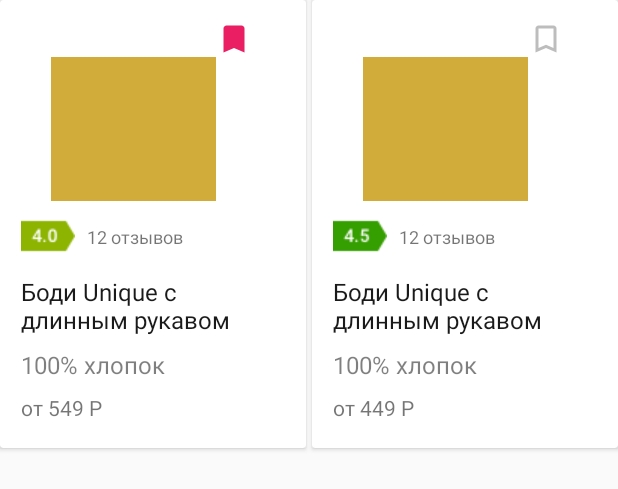
After one commit to nafarya/MarketForMoms, an Android app: the layout products_cards.xml on its own in the app's theme, with its tools: preview values and no code run, on a phone screen of 412 x 824 dp. The commit adds this screen. Shown: the top 489 px of the screen. Run offline under Robolectric (Android 15) with nearby library versions, the phone set to English and light mode, and no system bars.

Commit message:
add product_card to advice detail

```diff
--- /dev/null
+++ b/app/src/main/res/drawable/ic_bookmark_black_24dp.xml
@@ -0,0 +1,9 @@
+<vector xmlns:android="http://schemas.android.com/apk/res/android"
+        android:width="24dp"
+        android:height="24dp"
+        android:viewportWidth="24.0"
+        android:viewportHeight="24.0">
+    <path
+        android:fillColor="#e91e63"
+        android:pathData="M17,3H7c-1.1,0 -1.99,0.9 -1.99,2L5,21l7,-3 7,3V5c0,-1.1 -0.9,-2 -2,-2z"/>
+</vector>
--- /dev/null
+++ b/app/src/main/res/drawable/ic_bookmark_border_black_24dp.xml
@@ -0,0 +1,9 @@
+<vector xmlns:android="http://schemas.android.com/apk/res/android"
+        android:width="24dp"
+        android:height="24dp"
+        android:viewportWidth="24.0"
+        android:viewportHeight="24.0">
+    <path
+        android:fillColor="#bdbdbd"
+        android:pathData="M17,3L7,3c-1.1,0 -1.99,0.9 -1.99,2L5,21l7,-3 7,3L19,5c0,-1.1 -0.9,-2 -2,-2zM17,18l-5,-2.18L7,18L7,5h10v13z"/>
+</vector>
--- /dev/null
+++ b/app/src/main/res/layout/products_cards.xml
@@ -0,0 +1,180 @@
+<?xml version="1.0" encoding="utf-8"?>
+<RelativeLayout xmlns:android="http://schemas.android.com/apk/res/android"
+    android:orientation="horizontal" android:layout_width="match_parent"
+    android:layout_height="match_parent">
+
+    <LinearLayout
+        android:layout_width="1dp"
+        android:layout_height="wrap_content"
+        android:layout_centerHorizontal="true"
+        android:id="@+id/center_position"
+        android:orientation="vertical">
+    </LinearLayout>
+
+    <android.support.v7.widget.CardView
+        android:layout_width="match_parent"
+        android:layout_height="wrap_content"
+        android:layout_toLeftOf="@+id/center_position"
+        android:layout_marginRight="1dp"
+        android:layout_marginBottom="16dp">
+
+        <LinearLayout
+            android:layout_width="match_parent"
+            android:layout_height="match_parent"
+            android:orientation="vertical"
+            android:layout_marginBottom="17dp">
+
+            <LinearLayout
+                android:layout_width="wrap_content"
+                android:layout_height="wrap_content"
+                android:orientation="horizontal">
+
+                <ImageView
+                    android:layout_width="110dp"
+                    android:layout_height="96dp"
+                    android:layout_marginLeft="34dp"
+                    android:layout_marginTop="38dp"
+                    android:background="@color/colorPrimaryDark"/>
+
+                <Button
+                    android:layout_width="24dp"
+                    android:layout_height="24dp"
+                    android:background="@drawable/ic_bookmark_black_24dp"
+                    android:layout_marginTop="14dp"
+                    android:layout_marginRight="14dp"/>
+            </LinearLayout>
+
+            <LinearLayout
+                android:layout_width="match_parent"
+                android:layout_height="36dp"
+                android:layout_marginTop="5dp">
+
+                <ImageView
+                    android:layout_width="wrap_content"
+                    android:layout_height="match_parent"
+                    android:background="@drawable/icon_rating_40"
+                    android:layout_marginLeft="14dp"/>
+
+                <TextView
+                    android:layout_width="wrap_content"
+                    android:layout_height="16dp"
+                    android:layout_marginTop="10dp"
+                    android:layout_marginBottom="10dp"
+                    android:layout_marginLeft="8dp"
+                    android:text="@string/twelve_comments"
+                    android:textSize="12sp"/>
+            </LinearLayout>
+
+            <TextView
+                android:layout_width="match_parent"
+                android:layout_height="wrap_content"
+                android:text="@string/body_with_long_sleeve"
+                android:textSize="16sp"
+                android:textColor="#e5000000"
+                android:layout_marginLeft="14dp"
+                android:layout_marginRight="17dp"
+                android:layout_marginTop="8dp"/>
+
+            <TextView
+                android:layout_width="match_parent"
+                android:layout_height="wrap_content"
+                android:layout_marginTop="8dp"
+                android:text="@string/one_hundred_percent_cotton"
+                android:textColor="#80000000"
+                android:layout_marginLeft="14dp"
+                android:textSize="16sp"/>
+
+            <TextView
+                android:layout_width="wrap_content"
+                android:layout_height="wrap_content"
+                android:layout_marginTop="8dp"
+                android:text="@string/many_rubles"
+                android:layout_marginLeft="14dp" />
+
+        </LinearLayout>
+
+    </android.support.v7.widget.CardView>
+
+    <android.support.v7.widget.CardView
+        android:layout_width="match_parent"
+        android:layout_height="wrap_content"
+        android:layout_toRightOf="@+id/center_position"
+        android:layout_marginLeft="1dp"
+        android:layout_marginBottom="16dp">
+
+        <LinearLayout
+            android:layout_width="match_parent"
+            android:layout_height="wrap_content"
+            android:orientation="vertical"
+            android:layout_marginBottom="17dp">
+
+            <LinearLayout
+                android:layout_width="wrap_content"
+                android:layout_height="wrap_content"
+                android:orientation="horizontal">
+
+                <ImageView
+                    android:layout_width="110dp"
+                    android:layout_height="96dp"
+                    android:layout_marginLeft="34dp"
+                    android:layout_marginTop="38dp"
+                    android:background="@color/colorPrimaryDark"/>
+
+                <Button
+                    android:layout_width="24dp"
+                    android:layout_height="24dp"
+                    android:background="@drawable/ic_bookmark_border_black_24dp"
+                    android:layout_marginTop="14dp"
+                    android:layout_marginRight="14dp"/>
+            </LinearLayout>
+
+            <LinearLayout
+                android:layout_width="match_parent"
+                android:layout_height="36dp"
+                android:layout_marginTop="5dp">
+
+                <ImageView
+                    android:layout_width="wrap_content"
+                    android:layout_height="match_parent"
+                    android:background="@drawable/icon_rating_45"
+                    android:layout_marginLeft="14dp"/>
+
+                <TextView
+                    android:layout_width="wrap_content"
+                    android:layout_height="16dp"
+                    android:layout_marginTop="10dp"
+                    android:layout_marginBottom="10dp"
+                    android:layout_marginLeft="8dp"
+                    android:text="@string/twelve_comments"
+                    android:textSize="12sp"/>
+            </LinearLayout>
+
+            <TextView
+                android:layout_width="match_parent"
+                android:layout_height="wrap_content"
+                android:text="@string/body_with_long_sleeve"
+                android:textSize="16sp"
+                android:textColor="#e5000000"
+                android:layout_marginLeft="14dp"
+                android:layout_marginRight="17dp"
+                android:layout_marginTop="8dp"/>
+
+            <TextView
+                android:layout_width="match_parent"
+                android:layout_height="wrap_content"
+                android:layout_marginTop="8dp"
+                android:text="@string/one_hundred_percent_cotton"
+                android:textColor="#80000000"
+                android:layout_marginLeft="14dp"
+                android:textSize="16sp"/>
+
+            <TextView
+                android:layout_width="wrap_content"
+                android:layout_height="wrap_content"
+                android:layout_marginTop="8dp"
+                android:text="@string/not_many_rubles"
+                android:layout_marginLeft="14dp" />
+
+        </LinearLayout>
+    </android.support.v7.widget.CardView>
+</RelativeLayout>
--- a/app/src/main/res/values/strings.xml
+++ b/app/src/main/res/values/strings.xml
@@ -12,4 +12,10 @@
     <string name="choose_clothes_header">Какую выбрать одежду</string>
     <string name="choose_clothes">Летняя одежда должна защищать от солнечных лучей, перегрева и переохлаждения. Выбирая комплект, ориентируйтесь на температуру воздуха в тени. \n\nВажно, чтобы одежда была сшита из натуральных материалов — хлопка, ситца или льна (для детей старше 5 месяцев). В ней ребенку будет не жарко, и от ткани не возникнет раздражение.</string>
     <string name="what_you_should_buy">Что купить?</string>
+    <string name="twelve_comments">12 отзывов</string>
+    <string name="body_with_long_sleeve">Боди Unique с длинным рукавом</string>
+    <string name="one_hundred_percent_cotton">100% хлопок</string>
+    <string name="many_rubles">от 549 Р</string>
+    <string name="not_many_rubles">от 449 Р</string>
+    <string name="go_to_shopping">Перейти к покупкам</string>
 </resources>
```
Also changed, not shown: app/src/main/java/com/example/dan/mommarket/MainActivity.java (+28 -42 lines), app/src/main/java/com/example/dan/mommarket/adapter/AdviceListRVAdapter.java (deleted, +0 -79 lines), app/src/main/java/com/example/dan/mommarket/adapter/MainAdviceListRVAdapter.java (added, +77 -0 lines), app/src/main/java/com/example/dan/mommarket/view/MainAdviceListViewImpl.java (+21 -7 lines), app/src/main/res/layout/advice_detail.xml (+16 -0 lines), app/src/main/res/layout/content_main.xml (+1 -7 lines), app/src/main/res/drawable/icon_rating_40.png (added), app/src/main/res/drawable/icon_rating_45.png (added), app/src/main/res/layout/fragment_main_advice_list.xml (renamed from app/src/main/res/layout/fragment_advice_list.xml), app/src/main/res/layout/fragment_main_advice_list_item.xml (renamed from app/src/main/res/layout/fragment_advice_list_item.xml).
